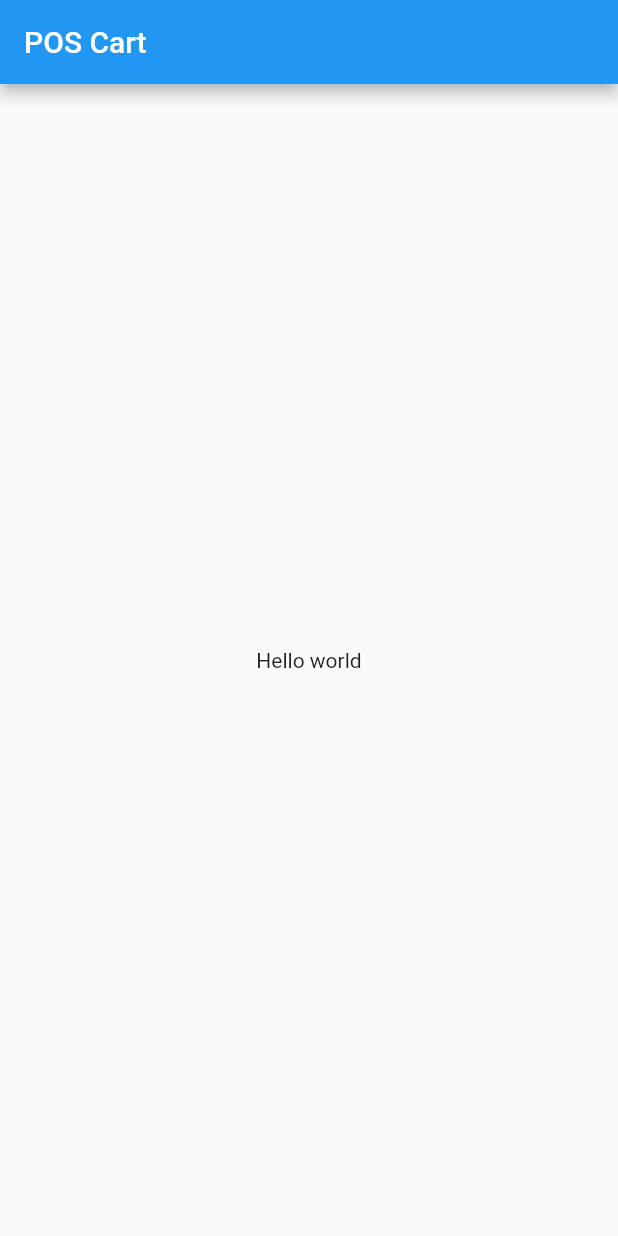
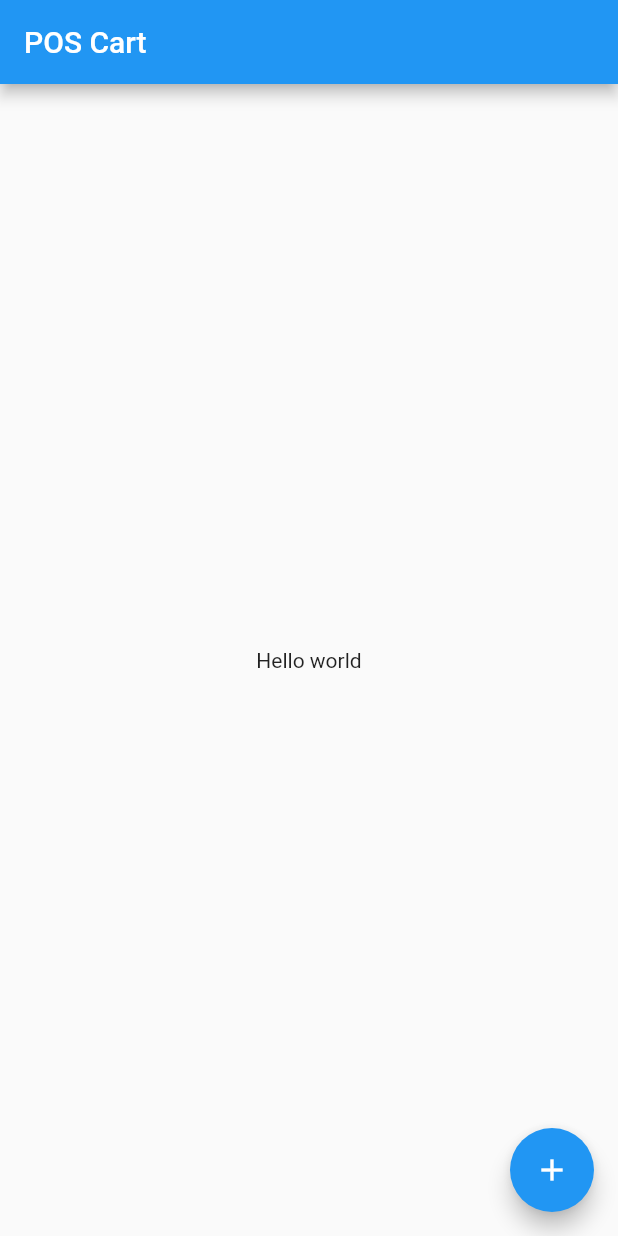
Before and after one commit to the-code-genin/pos_cart_mobile_app, a Flutter app: the screen it shows after launch, on a phone screen of 412 x 824 dp. Run offline on Flutter 3.47's test engine with Material 2 defaults, Android fonts, the phone set to English and light mode, and no system bars; our stand-ins replace flutter_redux, redux.

Commit message:
Added FAB to homescreen

```diff
--- a/lib/screens/home.dart
+++ b/lib/screens/home.dart
@@ -3,18 +3,42 @@ import 'package:pos_cart_mobile_app/store/store.dart';
 import 'package:flutter_redux/flutter_redux.dart';
 
 class HomeScreen extends StatelessWidget {
+  Widget _buildAppBar() {
+    return AppBar(
+      title: StoreConnector<StoreState, String>(
+        converter: (store) => store.state.appName,
+        builder: (context, appName) => Text(appName),
+      )
+    );
+  }
+
+  Widget _buildBody() {
+    return Center(child: Text('Hello world'));
+  }
+
+  Widget _buildFAB() {
+    return StoreConnector<StoreState, VoidCallback>(
+      converter: (store) {
+        return () {
+          store.dispatch(
+            StoreStateReducer(action: StoreStateReducerAction.addCartItem)
+          );
+        };
+      },
+      builder: (buildContext, callback) => FloatingActionButton(
+        tooltip: 'Add item',
+        child: Icon(Icons.add),
+        onPressed: () => callback(),
+      )
+    );
+  }
+
   @override
   Widget build(BuildContext context) {
     return Scaffold(
-      appBar: AppBar(
-        title: StoreConnector<StoreState, String>(
-          converter: (store) => store.state.appName,
-          builder: (context, appName) => Text(appName),
-        )
-      ),
-      body: Center(
-        child: Text('Hello world')
-      ),
+      appBar: _buildAppBar(),
+      body: _buildBody(),
+      floatingActionButton: _buildFAB()
     );
   }
 }
```
